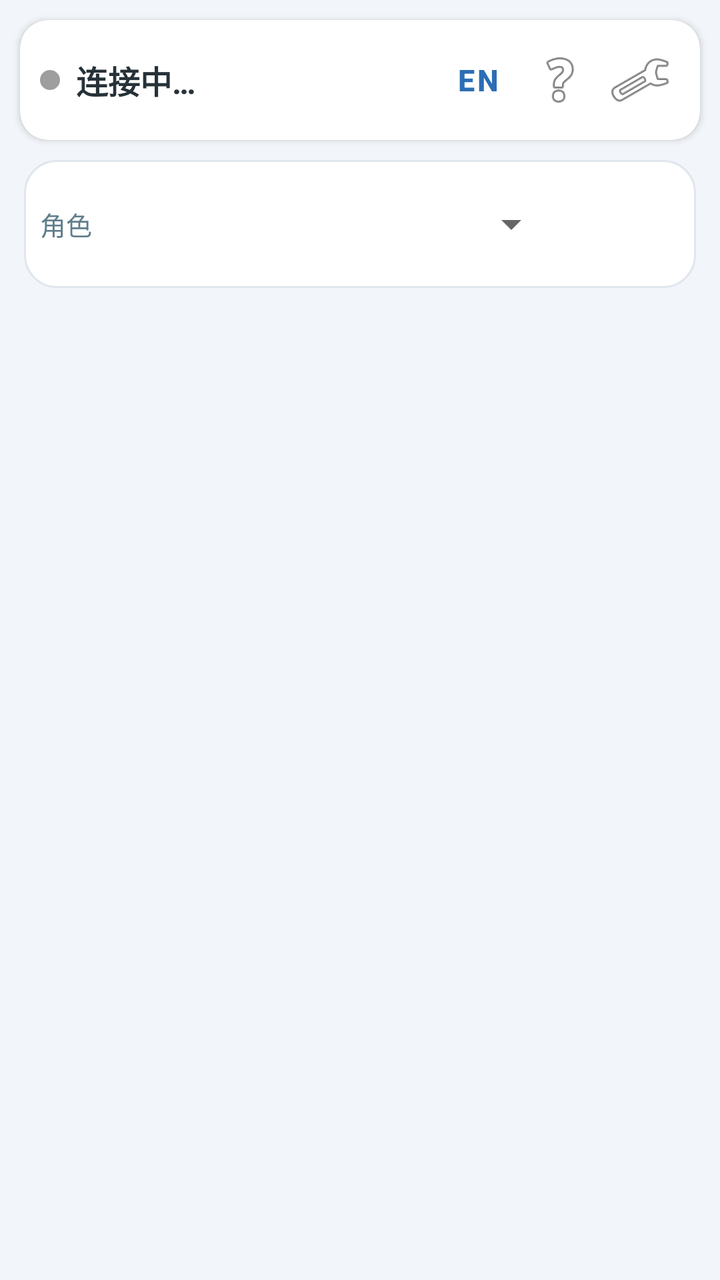
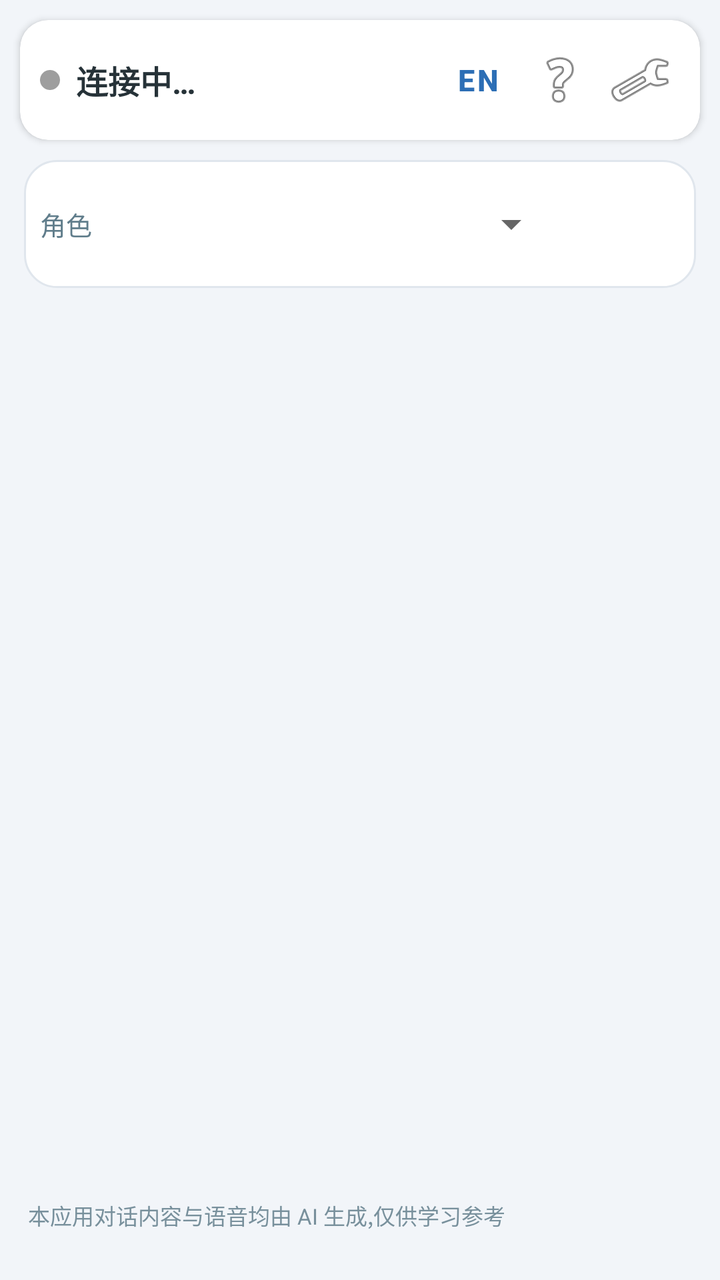

Two renders of the same Android screen: before a commit and after it. Below are the layout's source before the change and the commit's diff.
<!-- AndroidManifest.xml: application theme Theme.RtChat -->
<!-- res/layout/activity_main.xml -->
<?xml version="1.0" encoding="utf-8"?>
<LinearLayout xmlns:android="http://schemas.android.com/apk/res/android"
    xmlns:app="http://schemas.android.com/apk/res-auto"
    android:layout_width="match_parent"
    android:layout_height="match_parent"
    android:background="#F2F5F9"
    android:orientation="vertical">

    <com.google.android.material.card.MaterialCardView
        android:layout_width="match_parent"
        android:layout_height="wrap_content"
        android:layout_margin="10dp"
        app:cardCornerRadius="14dp"
        app:cardElevation="2dp">

        <LinearLayout
            android:layout_width="match_parent"
            android:layout_height="wrap_content"
            android:gravity="center_vertical"
            android:orientation="horizontal"
            android:padding="10dp">

            <View
                android:id="@+id/stateDot"
                android:layout_width="10dp"
                android:layout_height="10dp"
                android:background="@drawable/dot_idle" />

            <TextView
                android:id="@+id/stateText"
                android:layout_width="0dp"
                android:layout_height="wrap_content"
                android:layout_marginStart="8dp"
                android:layout_weight="1"
                android:text="@string/state_connecting"
                android:textColor="#263238"
                android:textSize="16sp"
                android:textStyle="bold" />

            
            <Button
                android:id="@+id/btnLang"
                style="@style/Widget.MaterialComponents.Button.TextButton"
                android:layout_width="wrap_content"
                android:layout_height="wrap_content"
                android:minWidth="0dp"
                android:minHeight="0dp"
                android:paddingHorizontal="10dp"
                android:text="@string/lang_btn_en"
                android:textSize="15sp"
                android:textStyle="bold" />

            <ImageButton
                android:id="@+id/btnHelp"
                android:layout_width="40dp"
                android:layout_height="40dp"
                android:background="?android:attr/selectableItemBackgroundBorderless"
                android:contentDescription="@string/help_title"
                android:src="@android:drawable/ic_menu_help" />

            <ImageButton
                android:id="@+id/btnSettings"
                android:layout_width="40dp"
                android:layout_height="40dp"
                android:background="?android:attr/selectableItemBackgroundBorderless"
                android:contentDescription="@string/settings_title"
                android:src="@android:drawable/ic_menu_preferences" />
        </LinearLayout>
    </com.google.android.material.card.MaterialCardView>

    <LinearLayout
        android:layout_width="match_parent"
        android:layout_height="wrap_content"
        android:layout_marginHorizontal="12dp"
        android:background="@drawable/bg_bubble_ai"
        android:gravity="center_vertical"
        android:orientation="horizontal"
        android:padding="8dp">

        <TextView
            android:layout_width="wrap_content"
            android:layout_height="wrap_content"
            android:text="@string/preset_label"
            android:textColor="#607D8B"
            android:textSize="13sp" />

        <Spinner
            android:id="@+id/presetSpinner"
            android:layout_width="0dp"
            android:layout_height="wrap_content"
            android:layout_marginStart="6dp"
            android:layout_weight="1" />

        <Button
            android:id="@+id/btnToggle"
            style="@style/Widget.MaterialComponents.Button.UnelevatedButton"
            android:layout_width="wrap_content"
            android:layout_height="wrap_content"
            android:minWidth="0dp"
            android:paddingHorizontal="16dp"
            android:text="@string/btn_connect"
            android:textSize="13sp" />
    </LinearLayout>

    <ScrollView
        android:id="@+id/scrollTranscript"
        android:layout_width="match_parent"
        android:layout_height="0dp"
        android:layout_marginTop="6dp"
        android:layout_weight="1"
        android:paddingHorizontal="10dp">

        <LinearLayout
            android:id="@+id/bubbleContainer"
            android:layout_width="match_parent"
            android:layout_height="wrap_content"
            android:orientation="vertical"
            android:paddingBottom="10dp" />
    </ScrollView>

    <TextView
        android:id="@+id/errText"
        android:layout_width="match_parent"
        android:layout_height="wrap_content"
        android:layout_marginHorizontal="14dp"
        android:textColor="@color/err_text"
        android:textSize="13sp" />

    <TextView
        android:id="@+id/usageText"
        android:layout_width="match_parent"
        android:layout_height="wrap_content"
        android:layout_marginHorizontal="14dp"
        android:layout_marginBottom="8dp"
        android:textColor="#90A4AE"
        android:textSize="12sp" />
</LinearLayout>
<!-- resources referenced by this layout -->
<resources>
  <color name="err_text">#C62828</color>
  <!-- drawable bg_bubble_ai (drawable) -->
  <?xml version="1.0" encoding="utf-8"?>
  <shape xmlns:android="http://schemas.android.com/apk/res/android" android:shape="rectangle">
      <solid android:color="#FFFFFF" />
      <stroke android:width="1dp" android:color="#E0E6ED" />
      <corners android:radius="16dp" />
  </shape>
  <!-- drawable dot_idle (drawable) -->
  <?xml version="1.0" encoding="utf-8"?>
  <shape xmlns:android="http://schemas.android.com/apk/res/android" android:shape="oval">
      <solid android:color="#9E9E9E" />
  </shape>
  <string name="btn_connect">连接</string>
  <string name="help_title">使用说明</string>
  <string name="lang_btn_en">EN</string>
  <string name="preset_label">角色</string>
  <string name="settings_title">设置</string>
  <string name="state_connecting">连接中…</string>
  <style name="Theme.RtChat" parent="Theme.MaterialComponents.DayNight.NoActionBar">
          <item name="colorPrimary">#2C6EB5</item>
          <item name="colorPrimaryVariant">#1A5B9E</item>
          <item name="colorOnPrimary">#FFFFFF</item>
          <item name="colorSecondary">#1F7A3D</item>
          <item name="colorOnSecondary">#FFFFFF</item>
          <item name="android:windowBackground">#F2F5F9</item>
          <item name="android:statusBarColor">#1A5B9E</item>
      </style>
</resources>

<!-- the commit's change to res/layout/activity_main.xml (unified diff, before → after) -->
@@ -126,6 +126,16 @@
         android:textColor="@color/err_text"
         android:textSize="13sp" />
 
+    
+    <TextView
+        android:id="@+id/aiNotice"
+        android:layout_width="match_parent"
+        android:layout_height="wrap_content"
+        android:layout_marginHorizontal="14dp"
+        android:text="@string/ai_notice"
+        android:textColor="#78909C"
+        android:textSize="11sp" />
+
     <TextView
         android:id="@+id/usageText"
         android:layout_width="match_parent"
<!-- resource entries referenced after the edit -->
@@ -13,6 +13,7 @@
   <shape xmlns:android="http://schemas.android.com/apk/res/android" android:shape="oval">
       <solid android:color="#9E9E9E" />
   </shape>
+  <string name="ai_notice">本应用对话内容与语音均由 AI 生成,仅供学习参考</string>
   <string name="btn_connect">连接</string>
   <string name="help_title">使用说明</string>
   <string name="lang_btn_en">EN</string>
